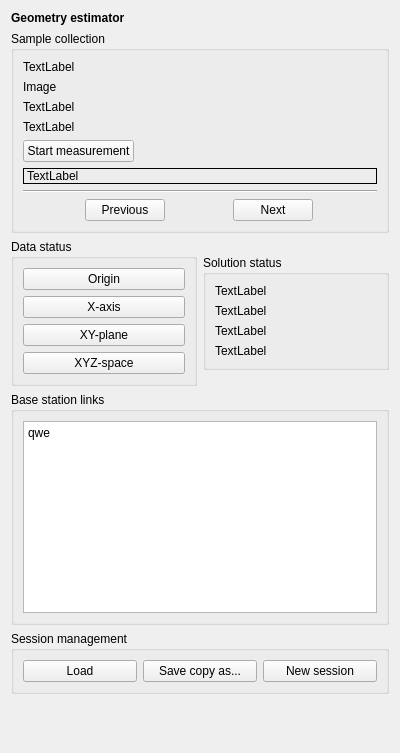
This is src/cfclient/ui/widgets/geo_estimator.ui in bitcraze/crazyflie-clients-python as Qt 5 draws it before an edit. The edited form follows.
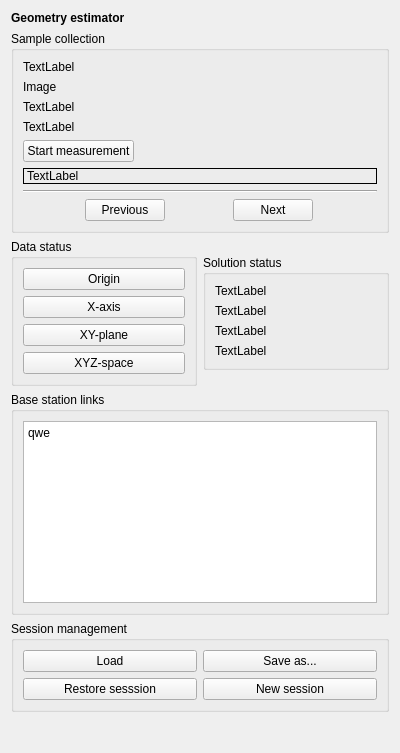
This is the edited form.

Commit message: Added button for loading geo as well as restore session

```diff
--- a/src/cfclient/ui/widgets/geo_estimator.ui
+++ b/src/cfclient/ui/widgets/geo_estimator.ui
@@ -265,6 +265,8 @@
      <property name="title">
       <string>Session management</string>
      </property>
+     <layout class="QVBoxLayout" name="verticalLayout_7">
+      <item>
      <layout class="QHBoxLayout" name="horizontalLayout_3">
       <item>
        <widget class="QPushButton" name="_load_button">
@@ -276,7 +278,18 @@
       <item>
        <widget class="QPushButton" name="_save_button">
         <property name="text">
-         <string>Save copy as...</string>
+           <string>Save as...</string>
+          </property>
+         </widget>
+        </item>
+       </layout>
+      </item>
+      <item>
+       <layout class="QHBoxLayout" name="horizontalLayout_6">
+        <item>
+         <widget class="QPushButton" name="_restore_button">
+          <property name="text">
+           <string>Restore sesssion</string>
         </property>
        </widget>
       </item>
@@ -286,6 +299,8 @@
          <string>New session</string>
         </property>
        </widget>
+        </item>
+       </layout>
       </item>
      </layout>
     </widget>
```
Lines whose indentation alone changed are shown as unchanged. The commit also changes 1 other file.
